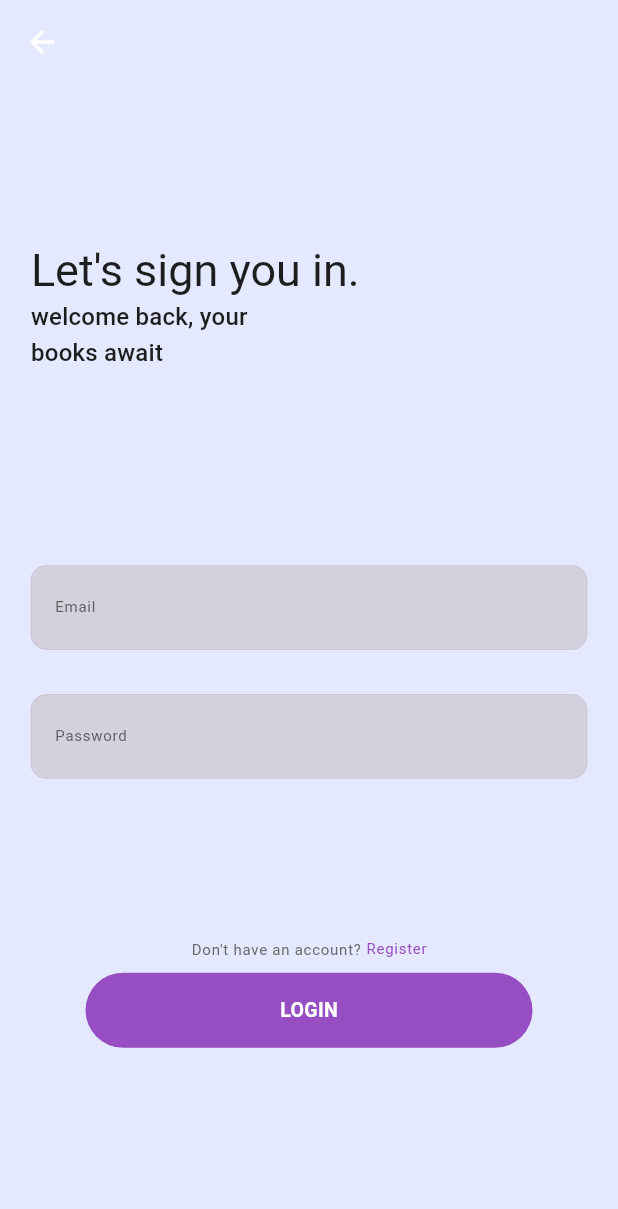
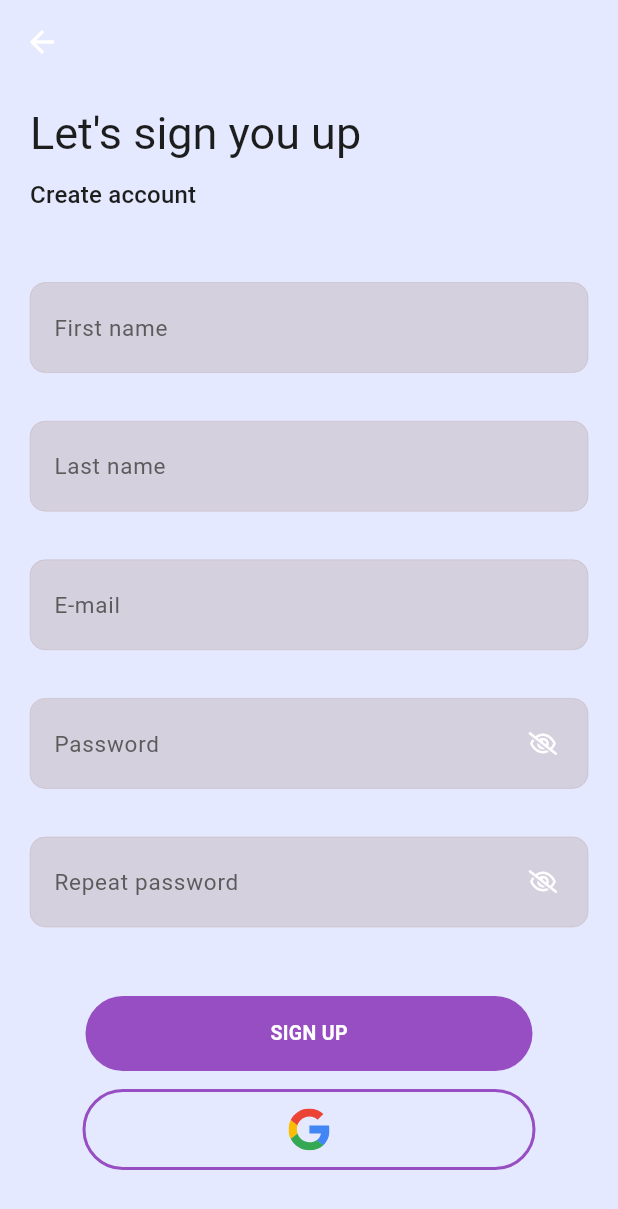
Before and after one commit to Luka789123/inkhaven, a Flutter app: the LoginRoute screen opened by its route, after a tap on "Register", on a phone screen of 412 x 824 dp. Shown: the top 1209 px of the screen. Run offline on Flutter 3.47's test engine with Material 3 defaults, Android fonts, the phone set to English and light mode, and no system bars; our stand-ins replace bloc, flutter_bloc, flutter_keyboard_visibility, flutter_svg, font_awesome_flutter, get_it and 1 more.

Commit message:
Dodani novi ekrani

```diff
--- a/inkhaven/lib/core/app_theme/app_theme.dart
+++ b/inkhaven/lib/core/app_theme/app_theme.dart
@@ -12,19 +12,27 @@ class AppTheme {
             onBackground: Color.fromARGB(255, 217, 217, 217)),
         inputDecorationTheme: InputDecorationTheme(
             filled: true,
+            contentPadding:
+                const EdgeInsets.symmetric(vertical: 18, horizontal: 12),
             fillColor: const Color.fromRGBO(166, 166, 166, 0.37),
             floatingLabelBehavior: FloatingLabelBehavior.auto,
             labelStyle: GoogleFonts.robotoSerif(
-                color: const Color.fromARGB(255, 217, 217, 217), fontSize: 10),
+                color: const Color.fromARGB(255, 217, 217, 217), fontSize: 15),
             focusedBorder: OutlineInputBorder(
                 borderRadius: BorderRadius.circular(10),
                 borderSide: const BorderSide(
-                    color: const Color.fromRGBO(166, 166, 166, 0.37))),
+                    color: Color.fromRGBO(166, 166, 166, 0.37))),
             enabledBorder: OutlineInputBorder(
                 borderRadius: BorderRadius.circular(10),
                 borderSide: const BorderSide(
                     color: Color.fromRGBO(166, 166, 166, 0.37), width: 0)),
             errorBorder: OutlineInputBorder(
+              borderRadius: BorderRadius.circular(10),
+              borderSide: const BorderSide(
+                color: Color.fromARGB(255, 178, 34, 34),
+              ),
+            ),
+            focusedErrorBorder: OutlineInputBorder(
                 borderRadius: BorderRadius.circular(10),
                 borderSide:
                     const BorderSide(color: Color.fromARGB(255, 178, 34, 34)))),
@@ -63,10 +71,12 @@ class AppTheme {
             onBackground: Color.fromARGB(255, 29, 29, 29)),
         inputDecorationTheme: InputDecorationTheme(
             filled: true,
+            contentPadding:
+                const EdgeInsets.symmetric(vertical: 18, horizontal: 12),
             fillColor: const Color.fromRGBO(186, 166, 166, 0.37),
             floatingLabelBehavior: FloatingLabelBehavior.auto,
             labelStyle: GoogleFonts.robotoSerif(
-                color: Color.fromARGB(255, 91, 91, 91), fontSize: 10),
+                color: Color.fromARGB(255, 91, 91, 91), fontSize: 15),
             focusedBorder: OutlineInputBorder(
                 borderRadius: BorderRadius.circular(10),
                 borderSide: const BorderSide(
@@ -75,6 +85,10 @@ class AppTheme {
                 borderRadius: BorderRadius.circular(10),
                 borderSide: const BorderSide(
                     color: Color.fromRGBO(186, 166, 166, 0.37), width: 0)),
+            focusedErrorBorder: OutlineInputBorder(
+                borderRadius: BorderRadius.circular(10),
+                borderSide:
+                    const BorderSide(color: Color.fromARGB(255, 178, 34, 34))),
             errorBorder: OutlineInputBorder(
                 borderRadius: BorderRadius.circular(10),
                 borderSide:
--- /dev/null
+++ b/inkhaven/lib/feature/signup_authenticate_feature/presentation/business_logic_holder/signup_cubit/cubit/sign_up_cubit.dart
@@ -0,0 +1,8 @@
+import 'package:bloc/bloc.dart';
+import 'package:meta/meta.dart';
+
+part 'sign_up_state.dart';
+
+class SignUpCubit extends Cubit<SignUpState> {
+  SignUpCubit() : super(SignUpInitial());
+}
--- /dev/null
+++ b/inkhaven/lib/feature/signup_authenticate_feature/presentation/business_logic_holder/signup_cubit/cubit/sign_up_state.dart
@@ -0,0 +1,10 @@
+part of 'sign_up_cubit.dart';
+
+@immutable
+sealed class SignUpState {}
+
+final class SignUpInitial extends SignUpState {}
+
+final class SignUpLoading extends SignUpState {}
+
+final class SignUpSuccess extends SignUpState {}
--- a/inkhaven/lib/feature/signup_authenticate_feature/presentation/route/login_route.dart
+++ b/inkhaven/lib/feature/signup_authenticate_feature/presentation/route/login_route.dart
@@ -1,7 +1,4 @@
-import 'package:flutter/cupertino.dart';
 import 'package:flutter/material.dart';
-import 'package:flutter/rendering.dart';
-import 'package:flutter/widgets.dart';
 import 'package:flutter_bloc/flutter_bloc.dart';
 import 'package:flutter_svg/flutter_svg.dart';
 import 'package:inkhaven/core/widget/call_to_action_button.dart';
@@ -16,6 +13,7 @@ class LoginRoute extends StatelessWidget {
   @override
   Widget build(BuildContext context) {
     return Scaffold(
+      resizeToAvoidBottomInset: false,
       appBar: AppBar(),
       body: BlocBuilder<LoginCubit, LoginState>(builder: (_, state) {
         if (state is LoginInitial) {
@@ -38,41 +36,6 @@ class _LoginRouteBodyState extends State<_LoginRouteBody>
     with SingleTickerProviderStateMixin {
   final FocusNode _usernameFocusNode = FocusNode();
   final FocusNode _passwordFocusNode = FocusNode();
-  late final AnimationController _animationController;
-  final Tween<double> _sizeTween = Tween<double>(begin: 1, end: 0);
-  late final Animation<double> _animation;
-  @override
-  void initState() {
-    super.initState();
-
-    _animationController = AnimationController(
-        vsync: this,
-        duration: Duration(milliseconds: 250),
-        reverseDuration: Duration(milliseconds: 200));
-    _animation = _sizeTween.animate(_animationController);
-    _usernameFocusNode.addListener(() {
-      if (!_usernameFocusNode.hasFocus && !_passwordFocusNode.hasFocus) {
-        _animationController.reverse();
-      } else if (_usernameFocusNode.hasFocus) {
-        _animationController.forward();
-      }
-    });
-    _passwordFocusNode.addListener(() {
-      if (!_usernameFocusNode.hasFocus && !_passwordFocusNode.hasFocus) {
-        _animationController.reverse();
-      } else if (_passwordFocusNode.hasFocus) {
-        _animationController.forward();
-      }
-    });
-  }
-
-  @override
-  void dispose() {
-    _usernameFocusNode.dispose();
-    _passwordFocusNode.dispose();
-    _animationController.dispose();
-    super.dispose();
-  }
 
   @override
   Widget build(BuildContext context) {
@@ -119,6 +82,19 @@ class _LoginRouteBodyState extends State<_LoginRouteBody>
                   decoration: InputDecoration(
                       label: Text(AppLocalizations.of(context)
                           .translate('login_password_field_label')))),
+              const SizedBox(height: 5),
+              Align(
+                alignment: Alignment.topRight,
+                child: GestureDetector(
+                  onTap: () =>
+                      Navigator.of(context).pushNamed('/ResetPasswordRoute'),
+                  child: Text(
+                    AppLocalizations.of(context)
+                        .translate('login_forgot_password_label'),
+                    style: Theme.of(context).textTheme.labelSmall,
+                  ),
+                ),
+              )
             ],
           ),
           Column(
@@ -133,7 +109,9 @@ class _LoginRouteBodyState extends State<_LoginRouteBody>
                     style: Theme.of(context).textTheme.labelSmall),
                 WidgetSpan(
                     child: GestureDetector(
-                  onTap: () {},
+                  onTap: () {
+                    Navigator.of(context).pushNamed('/SignUpRoute');
+                  },
                   child: Text(
                     AppLocalizations.of(context)
                         .translate('login_register_label_2'),
@@ -157,19 +135,13 @@ class _LoginRouteBodyState extends State<_LoginRouteBody>
               const SizedBox(
                 height: 20,
               ),
-              Align(
-                alignment: Alignment.centerRight,
-                child: SizeTransition(
-                  sizeFactor: _animationController,
-                  child: CallToActionButtonSecundary(
+              CallToActionButtonSecundary(
                   onTap: () {},
                   child: SvgPicture.asset(
                     'assets/svg/google.svg',
                     width: 28,
                     height: 28,
                   )),
-                ),
-              ),
             ],
           )
         ],
--- /dev/null
+++ b/inkhaven/lib/feature/signup_authenticate_feature/presentation/route/sign_up_route.dart
@@ -0,0 +1,252 @@
+import 'dart:async';
+import 'package:flutter/cupertino.dart';
+import 'package:flutter/material.dart';
+import 'package:flutter_bloc/flutter_bloc.dart';
+import 'package:flutter_keyboard_visibility/flutter_keyboard_visibility.dart';
+import 'package:flutter_svg/flutter_svg.dart';
+import 'package:font_awesome_flutter/font_awesome_flutter.dart';
+import 'package:inkhaven/core/localization/app_localization.dart';
+import 'package:inkhaven/feature/signup_authenticate_feature/presentation/business_logic_holder/signup_cubit/cubit/sign_up_cubit.dart';
+
+import '../../../../core/widget/call_to_action_button.dart';
+import '../../../../core/widget/call_to_action_button_secundary.dart';
+
+class SignUpRoute extends StatelessWidget {
+  const SignUpRoute({super.key});
+
+  @override
+  Widget build(BuildContext context) {
+    return Scaffold(
+      resizeToAvoidBottomInset: true, // this is new
+      appBar: AppBar(),
+      body: BlocBuilder<SignUpCubit, SignUpState>(builder: (_, state) {
+        if (state is SignUpInitial) {
+          return const _SignUpRouteBody();
+        }
+        return const Center(
+          child: CircularProgressIndicator(),
+        );
+      }),
+    );
+  }
+}
+
+class _SignUpRouteBody extends StatefulWidget {
+  const _SignUpRouteBody();
+
+  @override
+  State<_SignUpRouteBody> createState() => _SignUpRouteBodyState();
+}
+
+class _SignUpRouteBodyState extends State<_SignUpRouteBody> {
+  bool _showPassword = false;
+  bool _showRepetedPassword = false;
+  final GlobalKey<FormState> _formKey = GlobalKey<FormState>();
+  @override
+  Widget build(BuildContext context) {
+    final size = MediaQuery.of(context).size;
+    return Padding(
+      padding: const EdgeInsets.symmetric(horizontal: 20),
+      child: SizedBox(
+        height: size.height - 88,
+        child: Stack(
+          children: [
+            SingleChildScrollView(
+              child: Column(
+                crossAxisAlignment: CrossAxisAlignment.start,
+                mainAxisAlignment: MainAxisAlignment.spaceEvenly,
+                children: [
+                  SizedBox(
+                    height: 100,
+                    child: Column(
+                      crossAxisAlignment: CrossAxisAlignment.start,
+                      mainAxisAlignment: MainAxisAlignment.center,
+                      children: [
+                        Text(
+                          AppLocalizations.of(context)
+                              .translate('sign_up_title'),
+                          style: Theme.of(context).textTheme.titleLarge,
+                        ),
+                        const SizedBox(
+                          height: 10,
+                        ),
+                        Text(
+                          AppLocalizations.of(context)
+                              .translate('sign_up_subtitle'),
+                          style: Theme.of(context).textTheme.titleMedium,
+                        ),
+                      ],
+                    ),
+                  ),
+                  ConstrainedBox(
+                    constraints: BoxConstraints(maxHeight: size.height * 0.60),
+                    child: Form(
+                      key: _formKey,
+                      child: Column(
+                        mainAxisAlignment: MainAxisAlignment.spaceEvenly,
+                        children: [
+                          TextFormField(
+                            validator: (value) {
+                              if (value == null || value.isEmpty) {
+                                return AppLocalizations.of(context)
+                                    .translate('sign_up_field_required');
+                              }
+                              return null;
+                            },
+                            decoration: InputDecoration(
+                                label: Text(AppLocalizations.of(context)
+                                    .translate('sign_up_first_name'))),
+                          ),
+                          TextFormField(
+                            validator: (value) {
+                              if (value == null || value.isEmpty) {
+                                return AppLocalizations.of(context)
+                                    .translate('sign_up_field_required');
+                              }
+                              return null;
+                            },
+                            decoration: InputDecoration(
+                                label: Text(AppLocalizations.of(context)
+                                    .translate('sign_up_last_name'))),
+                          ),
+                          TextFormField(
+                            validator: (value) {
+                              if (value == null || value.isEmpty) {
+                                return AppLocalizations.of(context)
+                                    .translate('sign_up_field_required');
+                              } else if (!RegExp(
+                                      r'^[A-Z0-9. _%+-]+@[A-Z0-9. -]+\. [A-Z]{2,}$.')
+                                  .hasMatch(value)) {
+                                return AppLocalizations.of(context)
+                                    .translate('sign_up_invalid_email');
+                              }
+
+                              return null;
+                            },
+                            decoration: InputDecoration(
+                                label: Text(AppLocalizations.of(context)
+                                    .translate('sign_up_email'))),
+                          ),
+                          StatefulBuilder(builder: (_, state) {
+                            return TextFormField(
+                              validator: (value) {
+                                if (value == null || value.isEmpty) {
+                                  return AppLocalizations.of(context)
+                                      .translate('sign_up_field_required');
+                                }
+                                return null;
+                              },
+                              obscureText: _showPassword,
+                              decoration: InputDecoration(
+                                label: Text(
+                                  AppLocalizations.of(context)
+                                      .translate('sign_up_password'),
+                                ),
+                                suffixIcon: Padding(
+                                  padding: const EdgeInsets.only(right: 8.0),
+                                  child: IconButton(
+                                      onPressed: () {
+                                        state(
+                                          () {
+                                            _showPassword = !_showPassword;
+                                          },
+                                        );
+                                      },
+                                      icon: const Icon(
+                                        FontAwesomeIcons.eyeSlash,
+                                        size: 15,
+                                      )),
+                                ),
+                              ),
+                            );
+                          }),
+                          StatefulBuilder(builder: (_, state) {
+                            return TextFormField(
+                              validator: (value) {
+                                if (value == null || value.isEmpty) {
+                                  return AppLocalizations.of(context)
+                                      .translate('sign_up_field_required');
+                                }
+                                return null;
+                              },
+                              obscureText: _showRepetedPassword,
+                              decoration: InputDecoration(
+                                suffixIcon: Padding(
+                                  padding: const EdgeInsets.only(right: 8.0),
+                                  child: IconButton(
+                                      onPressed: () {
+                                        state(() {
+                                          _showRepetedPassword =
+                                              !_showRepetedPassword;
+                                        });
+                                      },
+                                      icon: const Icon(
+                                        FontAwesomeIcons.eyeSlash,
+                                        size: 15,
+                                      )),
+                                ),
+                                label: Text(
+                                  AppLocalizations.of(context)
+                                      .translate('sign_up_repeat_password'),
+                                ),
+                              ),
+                            );
+                          }),
+                        ],
+                      ),
+                    ),
+                  ),
+                  const SizedBox(
+                    height: 50,
+                  ),
+                  Padding(
+                    padding: EdgeInsets.only(
+                        bottom: MediaQuery.of(context).viewInsets.bottom),
+                  )
+                ],
+              ),
+            ),
+            Align(
+              alignment: Alignment.bottomCenter,
+              child: Column(
+                mainAxisSize: MainAxisSize.min,
+                children: [
+                  CallToActionButton(
+                      onTap: () {
+                        _formKey.currentState!.validate();
+                      },
+                      child: Text(
+                        AppLocalizations.of(context)
+                            .translate('sign_up_button_text'),
+                        style: Theme.of(context)
+                            .textTheme
+                            .bodyMedium!
+                            .copyWith(color: Colors.white),
+                      )),
+                  const SizedBox(
+                    height: 12,
+                  ),
+                  KeyboardVisibilityBuilder(builder: (context, isVisible) {
+                    return Visibility(
+                      visible: !isVisible,
+                      child: Padding(
+                        padding: const EdgeInsets.only(bottom: 12),
+                        child: CallToActionButtonSecundary(
+                            onTap: () {},
+                            child: SvgPicture.asset(
+                              'assets/svg/google.svg',
+                              width: 28,
+                              height: 28,
+                            )),
+                      ),
+                    );
+                  }),
+                ],
+              ),
+            ),
+          ],
+        ),
+      ),
+    );
+  }
+}
--- a/inkhaven/lib/injection_container.dart
+++ b/inkhaven/lib/injection_container.dart
@@ -2,10 +2,12 @@ import 'dart:async';
 
 import 'package:get_it/get_it.dart';
 import 'package:inkhaven/feature/signup_authenticate_feature/presentation/business_logic_holder/login_cubit/cubit/login_cubit.dart';
+import 'package:inkhaven/feature/signup_authenticate_feature/presentation/business_logic_holder/signup_cubit/cubit/sign_up_cubit.dart';
 
 final sl = GetIt.instance;
 
 Future<void> init() async {
   //BLoC
   sl.registerFactory(() => LoginCubit());
+  sl.registerFactory(() => SignUpCubit());
 }
--- a/inkhaven/lib/main.dart
+++ b/inkhaven/lib/main.dart
@@ -1,8 +1,10 @@
 import 'package:flutter/material.dart';
+import 'package:flutter/services.dart';
 import 'package:flutter_bloc/flutter_bloc.dart';
 import 'package:flutter_localizations/flutter_localizations.dart';
 import 'package:inkhaven/core/app_theme/app_theme.dart';
 import 'package:inkhaven/feature/signup_authenticate_feature/presentation/business_logic_holder/login_cubit/cubit/login_cubit.dart';
+import 'package:inkhaven/feature/signup_authenticate_feature/presentation/business_logic_holder/signup_cubit/cubit/sign_up_cubit.dart';
 import 'package:inkhaven/route_navigator.dart';
 import 'injection_container.dart' as ic;
 import 'core/localization/app_localization.dart';
@@ -12,7 +14,10 @@ void main() {
   WidgetsFlutterBinding.ensureInitialized();
   ic.init();
   runApp(MultiBlocProvider(
-    providers: [BlocProvider(create: (_) => ic.sl<LoginCubit>())],
+    providers: [
+      BlocProvider(create: (_) => ic.sl<LoginCubit>()),
+      BlocProvider(create: (_) => ic.sl<SignUpCubit>()),
+    ],
     child: const InkHavenApp(),
   ));
 }
@@ -22,6 +27,7 @@ class InkHavenApp extends StatelessWidget {
 
   @override
   Widget build(BuildContext context) {
+    SystemChrome.setPreferredOrientations([DeviceOrientation.portraitUp]);
     return MaterialApp(
       debugShowCheckedModeBanner: false,
       onGenerateRoute: (settings) => RouteNavigator.generateRoute(settings),
--- a/inkhaven/lib/route_navigator.dart
+++ b/inkhaven/lib/route_navigator.dart
@@ -1,5 +1,7 @@
 import 'package:flutter/material.dart';
 import 'package:inkhaven/feature/signup_authenticate_feature/presentation/route/login_route.dart';
+import 'package:inkhaven/feature/signup_authenticate_feature/presentation/route/reset_password_route.dart';
+import 'package:inkhaven/feature/signup_authenticate_feature/presentation/route/sign_up_route.dart';
 
 import 'feature/signup_authenticate_feature/presentation/route/welcome_route.dart';
 
@@ -22,6 +24,10 @@ class RouteNavigator {
             );
           },
         );
+      case '/SignUpRoute':
+        return MaterialPageRoute(builder: (_) => const SignUpRoute());
+      case '/ResetPasswordRoute':
+        return MaterialPageRoute(builder: (_) => const ResetPasswordRoute());
       default:
         return _errorRoute();
     }
--- a/inkhaven/pubspec.yaml
+++ b/inkhaven/pubspec.yaml
@@ -21,6 +21,7 @@ dependencies:
   font_awesome_flutter: ^10.7.0
   get_it: ^7.6.7
   google_sign_in: ^6.2.1
+  flutter_keyboard_visibility: ^6.0.0
 
 dev_dependencies:
   flutter_test:
```
Also changed, not shown: inkhaven/assets/lang/en.json (+14 -2 lines), inkhaven/assets/lang/hr.json (+14 -1 lines), inkhaven/lib/feature/signup_authenticate_feature/presentation/route/reset_password_route.dart (added, +52 -0 lines), inkhaven/lib/feature/signup_authenticate_feature/presentation/route/welcome_route.dart (+15 -9 lines), inkhaven/pubspec.lock. Lines whose indentation alone changed are shown as unchanged.
